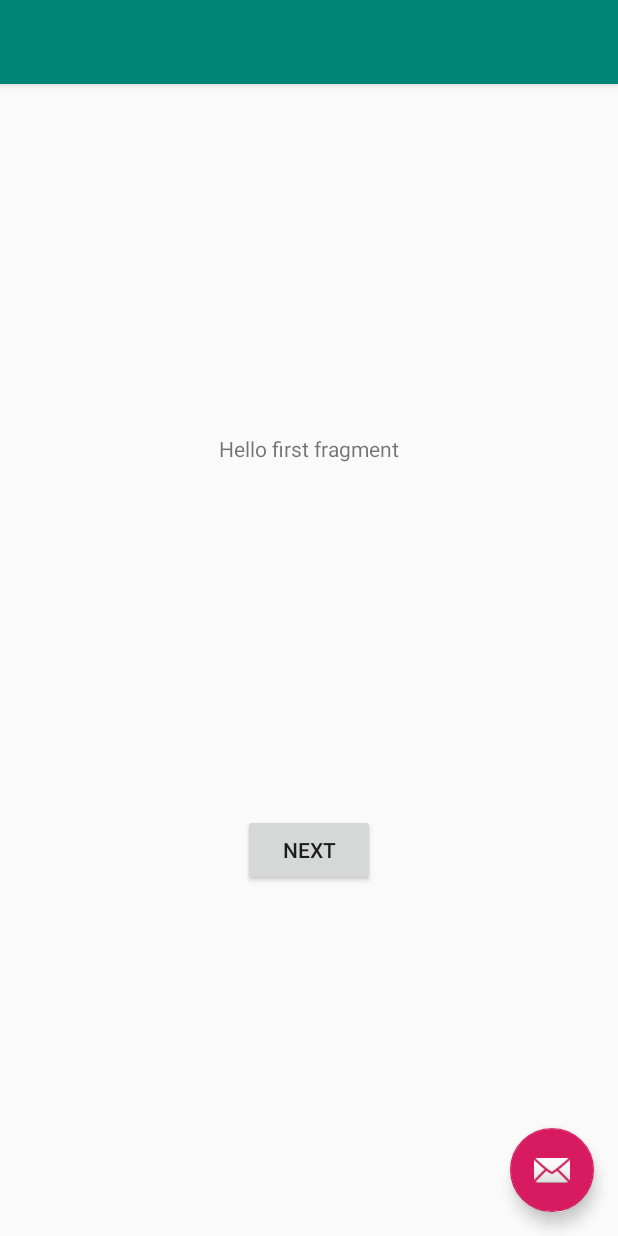
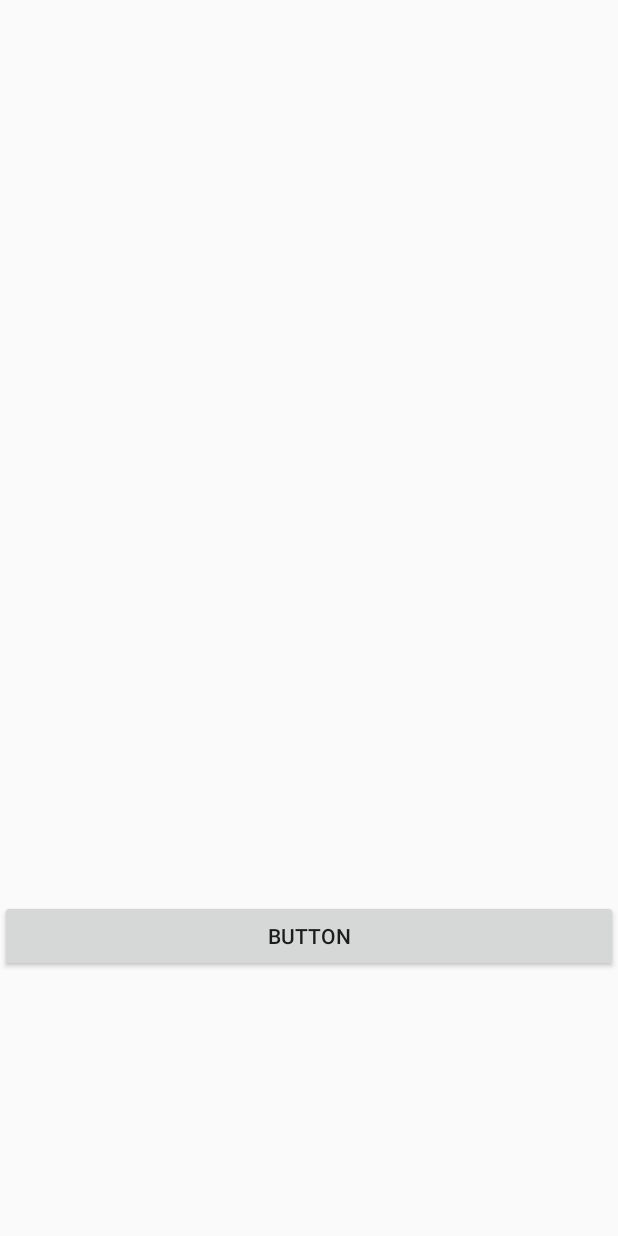
Before and after one commit to aml19/MentalTraining, an Android app: the layout activity_memory_cards.xml on its own in the app's theme, with its tools: preview values and no code run, on a phone screen of 412 x 824 dp. Run offline under Robolectric (Android 15) with nearby library versions, the phone set to English and light mode, and no system bars.

Commit message:
working on cards

```diff
--- a/app/src/main/AndroidManifest.xml
+++ b/app/src/main/AndroidManifest.xml
@@ -11,7 +11,7 @@
         android:supportsRtl="true"
         android:theme="@style/AppTheme">
         <activity
-            android:name=".MemoryCards"
+            android:name=".CardsActivity"
             android:label="@string/title_activity_memory_cards"
             android:theme="@style/AppTheme.NoActionBar"></activity>
         <activity
--- a/app/src/main/java/com/example/mentaltraining/SettingsActivity.kt
+++ b/app/src/main/java/com/example/mentaltraining/SettingsActivity.kt
@@ -56,6 +56,8 @@ class SettingsActivity : AppCompatActivity(), View.OnClickListener {
         //button that calls the specified game activity
         val startButton = findViewById<Button>(R.id.start_button)
         startButton.setOnClickListener(this)
+
+        val test = findViewById<Button>(R.id.memory_card_start_button)
     }
 
     override fun onClick(v: View?) {
@@ -67,6 +69,10 @@ class SettingsActivity : AppCompatActivity(), View.OnClickListener {
             }
             resources.getString(R.string.speed_numbers) -> {
                 val intent = Intent(this@SettingsActivity, SpeedNumbersActivity::class.java)
+                startActivity(intent)
+            }
+            resources.getString(R.string.speed_cards) -> {
+                val intent = Intent(this@SettingsActivity, CardsActivity::class.java)
                 startActivity(intent)
             }
             else -> {
--- a/app/src/main/res/layout/activity_memory_cards.xml
+++ b/app/src/main/res/layout/activity_memory_cards.xml
@@ -1,33 +1,33 @@
 <?xml version="1.0" encoding="utf-8"?>
-<androidx.coordinatorlayout.widget.CoordinatorLayout xmlns:android="http://schemas.android.com/apk/res/android"
+<androidx.constraintlayout.widget.ConstraintLayout xmlns:android="http://schemas.android.com/apk/res/android"
     xmlns:app="http://schemas.android.com/apk/res-auto"
     xmlns:tools="http://schemas.android.com/tools"
+    android:id="@+id/linearLayout2"
     android:layout_width="match_parent"
     android:layout_height="match_parent"
-    tools:context=".MemoryCards">
+    tools:context=".CardsActivity">
 
-    <com.google.android.material.appbar.AppBarLayout
-        android:layout_width="match_parent"
+    <androidx.recyclerview.widget.RecyclerView
+        android:id="@+id/card_view_recycler_view"
+        android:layout_width="0dp"
         android:layout_height="wrap_content"
-        android:theme="@style/AppTheme.AppBarOverlay">
+        android:layout_marginBottom="247dp"
+        android:orientation="horizontal"
+        app:layout_constraintBottom_toTopOf="@+id/memory_card_start_button"
+        app:layout_constraintEnd_toEndOf="parent"
+        app:layout_constraintStart_toStartOf="parent"
+        app:layout_constraintTop_toTopOf="parent">
 
-        <androidx.appcompat.widget.Toolbar
-            android:id="@+id/toolbar"
-            android:layout_width="match_parent"
-            android:layout_height="?attr/actionBarSize"
-            android:background="?attr/colorPrimary"
-            app:popupTheme="@style/AppTheme.PopupOverlay" />
+    </androidx.recyclerview.widget.RecyclerView>
 
-    </com.google.android.material.appbar.AppBarLayout>
-
-    <include layout="@layout/content_memory_cards" />
-
-    <com.google.android.material.floatingactionbutton.FloatingActionButton
-        android:id="@+id/fab"
-        android:layout_width="wrap_content"
+    <Button
+        android:id="@+id/memory_card_start_button"
+        android:layout_width="0dp"
         android:layout_height="wrap_content"
-        android:layout_gravity="bottom|end"
-        android:layout_margin="@dimen/fab_margin"
-        app:srcCompat="@android:drawable/ic_dialog_email" />
-
-</androidx.coordinatorlayout.widget.CoordinatorLayout>
+        android:text="Button"
+        app:layout_constraintBottom_toBottomOf="parent"
+        app:layout_constraintEnd_toEndOf="parent"
+        app:layout_constraintHorizontal_bias="0.47"
+        app:layout_constraintStart_toStartOf="parent"
+        app:layout_constraintTop_toBottomOf="@+id/card_view_recycler_view" />
+</androidx.constraintlayout.widget.ConstraintLayout>
--- a/app/src/main/res/values/strings.xml
+++ b/app/src/main/res/values/strings.xml
@@ -54,6 +54,6 @@
     <string name="attachment_summary_on">Automatically download attachments for incoming emails
     </string>
     <string name="attachment_summary_off">Only download attachments when manually requested</string>
-    <string name="title_activity_memory_cards">MemoryCards</string>
+    <string name="title_activity_memory_cards">Speed Cards</string>
 
 </resources>
```
Also changed, not shown: app/src/main/java/com/example/mentaltraining/CardImageRecyclerViewAdapter.kt (+27 -6 lines), app/src/main/java/com/example/mentaltraining/CardsActivity.kt (+19 -9 lines), app/src/main/java/com/example/mentaltraining/Deck.kt (+9 -1 lines), app/src/main/res/layout/playing_card_view.xml (added, +13 -0 lines), app/src/main/res/drawable/Gray_back.jpg (deleted), app/src/main/res/drawable/Green_back.jpg (deleted).
